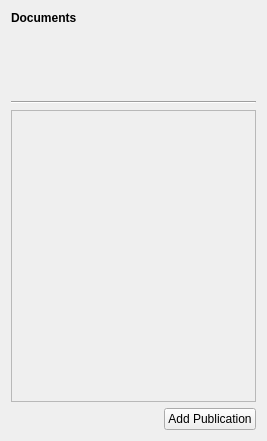
Qt form src/sidebar/documentwidget.ui (KDE/conquirere) before a commit.
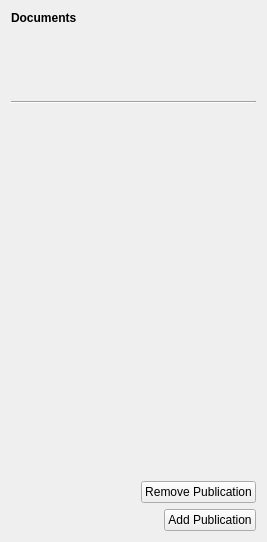
The same form after that commit.

Commit message: added possibility to add publication to a file with backlinks. yay dolphin show nbib information now ;)

```diff
--- a/src/sidebar/documentwidget.ui
+++ b/src/sidebar/documentwidget.ui
@@ -7,7 +7,7 @@
     <x>0</x>
     <y>0</y>
     <width>267</width>
-    <height>441</height>
+    <height>542</height>
    </rect>
   </property>
   <property name="windowTitle">
@@ -94,6 +94,9 @@
    </item>
    <item>
     <widget class="QScrollArea" name="scrollArea">
+     <property name="frameShape">
+      <enum>QFrame::NoFrame</enum>
+     </property>
      <property name="widgetResizable">
       <bool>true</bool>
      </property>
@@ -102,8 +105,8 @@
        <rect>
         <x>0</x>
         <y>0</y>
-        <width>253</width>
-        <height>297</height>
+        <width>259</width>
+        <height>372</height>
        </rect>
       </property>
       <layout class="QVBoxLayout" name="verticalLayout_2">
@@ -124,6 +127,30 @@
      </widget>
     </widget>
    </item>
+   <item>
+    <layout class="QHBoxLayout" name="horizontalLayout_3">
+     <item>
+      <spacer name="horizontalSpacer_4">
+       <property name="orientation">
+        <enum>Qt::Horizontal</enum>
+       </property>
+       <property name="sizeHint" stdset="0">
+        <size>
+         <width>40</width>
+         <height>20</height>
+        </size>
+       </property>
+      </spacer>
+     </item>
+     <item>
+      <widget class="QPushButton" name="removePublication">
+       <property name="text">
+        <string>Remove Publication</string>
+       </property>
+      </widget>
+     </item>
+    </layout>
+   </item>
    <item>
     <layout class="QHBoxLayout" name="horizontalLayout_2">
      <item>
```
The commit also changes 4 other files.
